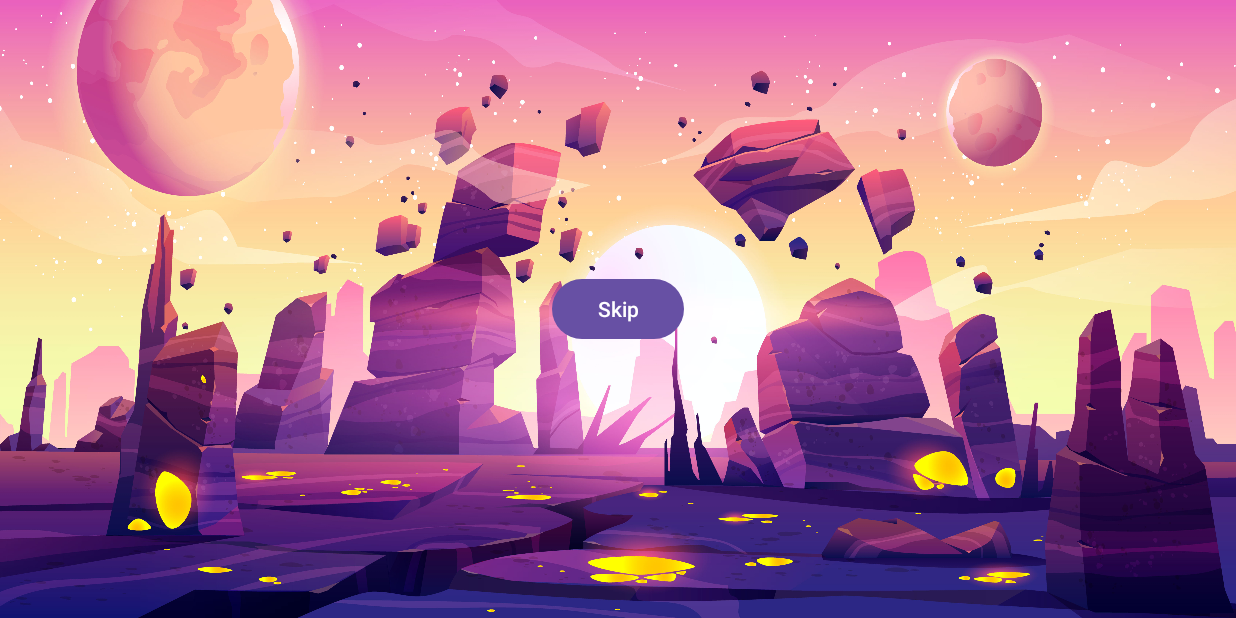
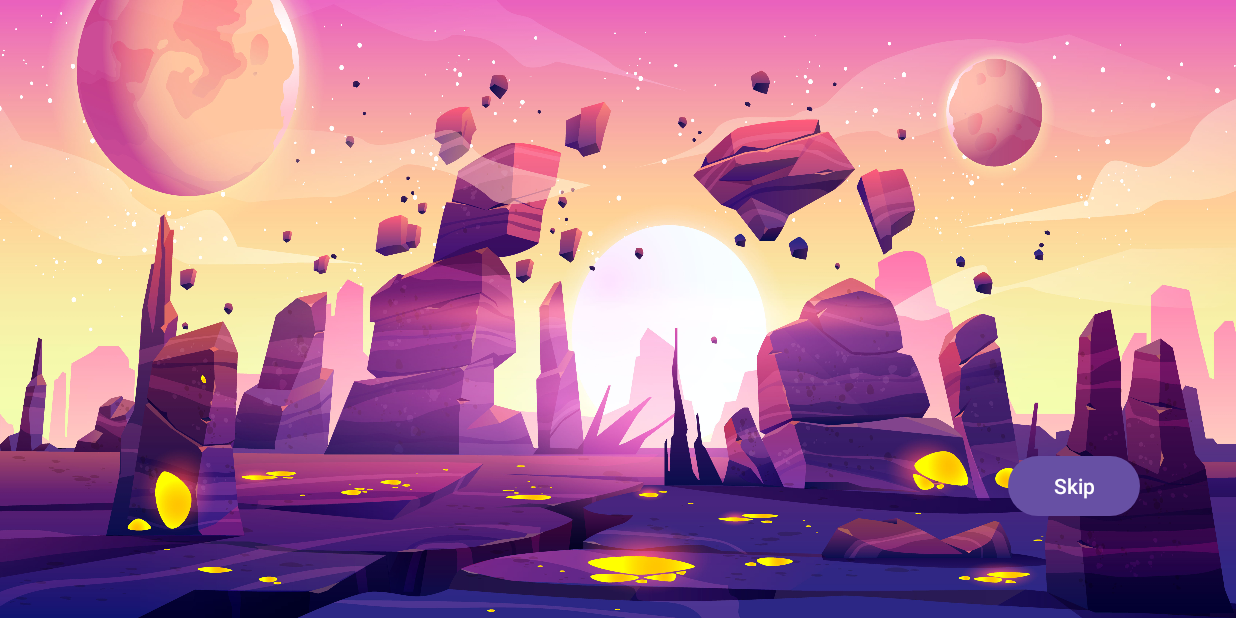
Before and after one commit to ThilanRandika/LabExam03-game-2, an Android app: the MainActivity screen opened directly, with no data from a screen before it, on a phone screen of 824 x 412 dp (held sideways). Run offline under Robolectric (Android 15) with nearby library versions, the phone set to English and light mode, and no system bars; Roboto replaces fonts that are not available here.

Commit message:
add a unfriendly design

```diff
--- a/app/src/main/java/com/example/labexam03_game_2/GameOverScreenActivity.kt
+++ b/app/src/main/java/com/example/labexam03_game_2/GameOverScreenActivity.kt
@@ -36,11 +36,13 @@ class GameOverScreenActivity : AppCompatActivity() {
     fun startTheGameAgain(v: View) {
         val intent = Intent(this, GameActivity::class.java)
         startActivity(intent)
+        this.finish()
     }
 
     //Go to the MainMenu
     fun openMainMenu(v: View) {
         val intent = Intent(this, MainMenu::class.java)
         startActivity(intent)
+        this.finish()
     }
 }
--- a/app/src/main/java/com/example/labexam03_game_2/GameView.kt
+++ b/app/src/main/java/com/example/labexam03_game_2/GameView.kt
@@ -78,6 +78,8 @@ class GameView (private val activity: GameActivity, private val screenX: Int, pr
         }
 
         random = Random()
+
+        points = -2 // Set points to 0
 
     }
 
--- a/app/src/main/java/com/example/labexam03_game_2/MainMenu.kt
+++ b/app/src/main/java/com/example/labexam03_game_2/MainMenu.kt
@@ -62,6 +62,11 @@ class MainMenu : AppCompatActivity() {
         startActivity(intent)
     }
 
+    // Function to close the game
+    fun quitGame(v: View) {
+        finishAffinity()
+    }
+
 
 
 
--- a/app/src/main/res/layout/activity_leaderboard.xml
+++ b/app/src/main/res/layout/activity_leaderboard.xml
@@ -15,8 +15,12 @@
         android:layout_marginTop="8dp"
         android:fontFamily="@font/alfa_slab_one"
         android:text="@string/leaderBoard_leaderBoardScreen"
-        android:textColor="#7C2620"
+        android:textColor="#FFFFFF"
+        android:shadowDx="0"
+        android:shadowDy="0"
+        android:shadowRadius="5"
         android:textSize="32sp"
+        android:shadowColor="#68201B"
         app:layout_constraintEnd_toEndOf="parent"
         app:layout_constraintHorizontal_bias="0.5"
         app:layout_constraintStart_toStartOf="parent"
--- a/app/src/main/res/layout/activity_main.xml
+++ b/app/src/main/res/layout/activity_main.xml
@@ -12,11 +12,9 @@
         android:id="@+id/skipBtn_welcomeScreen"
         android:layout_width="wrap_content"
         android:layout_height="wrap_content"
+        android:layout_marginEnd="64dp"
+        android:layout_marginBottom="64dp"
         android:text="@string/skipBtn_txt_welcomeScreen"
         app:layout_constraintBottom_toBottomOf="parent"
-        app:layout_constraintEnd_toEndOf="parent"
-        app:layout_constraintHorizontal_bias="0.5"
-        app:layout_constraintStart_toStartOf="parent"
-        app:layout_constraintTop_toTopOf="parent"
-        app:layout_constraintVertical_bias="0.5" />
+        app:layout_constraintEnd_toEndOf="parent" />
 </androidx.constraintlayout.widget.ConstraintLayout>
--- a/app/src/main/res/layout/activity_main_menu.xml
+++ b/app/src/main/res/layout/activity_main_menu.xml
@@ -58,6 +58,7 @@
                 android:layout_width="100dp"
                 android:layout_height="100dp"
                 android:layout_marginLeft="10dp"
+                android:onClick="quitGame"
                 app:srcCompat="@drawable/exit" />
         </LinearLayout>
 
```
